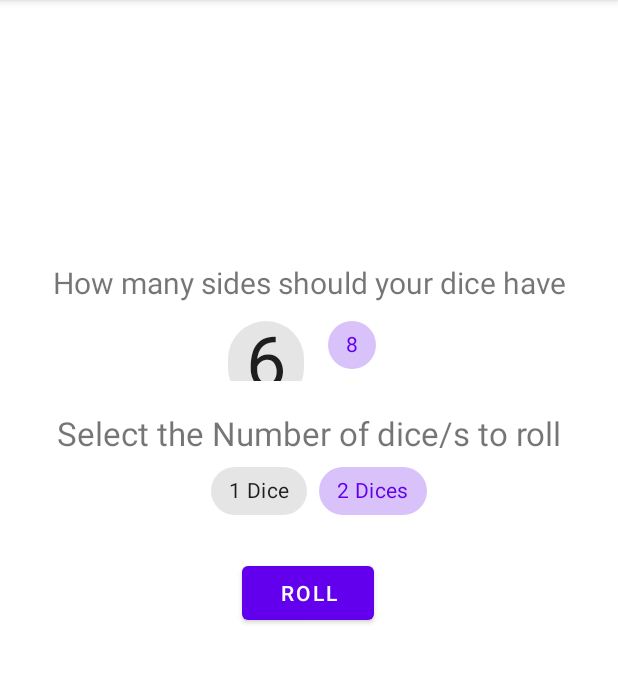
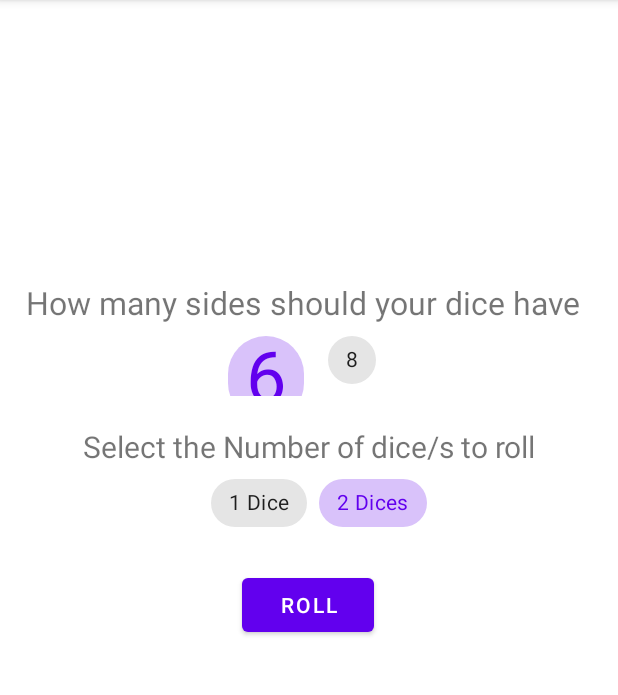
Before and after one commit to SefisoMonama/dice-roller-mvc, an Android app: the screen it shows after launch (MainActivity), on a phone screen of 412 x 824 dp, the part 84-779 px from its top. Run offline under Robolectric (Android 15) with nearby library versions, the phone set to English and light mode, and no system bars.

Commit message:
update ImageView contraints

```diff
--- a/app/src/main/res/layout/activity_main.xml
+++ b/app/src/main/res/layout/activity_main.xml
@@ -23,12 +23,12 @@
         android:id="@+id/chooseNumberOfSides"
         android:layout_width="wrap_content"
         android:layout_height="wrap_content"
-        android:layout_marginBottom="4dp"
         android:text="@string/how_many_sides_should_your_dice_have"
         android:textAlignment="center"
-        android:textSize="20sp"
+        android:textSize="21sp"
         app:layout_constraintBottom_toTopOf="@+id/chooseDiceSides"
         app:layout_constraintEnd_toEndOf="parent"
+        app:layout_constraintHorizontal_bias="0.411"
         app:layout_constraintStart_toStartOf="parent" />
 
     <com.google.android.material.chip.ChipGroup
@@ -48,6 +48,7 @@
             android:layout_width="wrap_content"
             android:layout_height="wrap_content"
             android:text="@string/_6"
+            android:checked="true"
             android:textSize="48sp" />
 
         <com.google.android.material.chip.Chip
@@ -55,7 +56,6 @@
             style="@style/Widget.MaterialComponents.Chip.Choice"
             android:layout_width="wrap_content"
             android:layout_height="wrap_content"
-            android:checked="true"
             android:text="@string/_8" />
     </com.google.android.material.chip.ChipGroup>
 
@@ -63,11 +63,10 @@
         android:id="@+id/sumValue"
         android:layout_width="wrap_content"
         android:layout_height="wrap_content"
-        android:layout_marginBottom="12dp"
+        android:layout_marginBottom="300dp"
         android:textSize="24sp"
-        app:layout_constraintBottom_toTopOf="@+id/diceImage"
+        app:layout_constraintBottom_toBottomOf="parent"
         app:layout_constraintEnd_toEndOf="parent"
-        app:layout_constraintHorizontal_bias="0.498"
         app:layout_constraintStart_toStartOf="parent"
         tools:text="TextView2" />
 
@@ -75,6 +74,7 @@
         android:id="@+id/diceImage"
         android:layout_width="160dp"
         android:layout_height="200dp"
+        android:layout_marginTop="443dp"
         android:layout_marginBottom="88dp"
         android:contentDescription="@string/todo"
         android:scaleType="centerInside"
@@ -82,13 +82,15 @@
         app:layout_constraintBottom_toBottomOf="parent"
         app:layout_constraintEnd_toEndOf="parent"
         app:layout_constraintStart_toEndOf="@+id/secondDiceImage"
+        app:layout_constraintTop_toTopOf="parent"
+        app:layout_constraintVertical_bias="1.0"
         tools:srcCompat="@drawable/dice_2" />
 
     <ImageView
         android:id="@+id/secondDiceImage"
         android:layout_width="160dp"
         android:layout_height="200dp"
-        android:layout_marginTop="433dp"
+        android:layout_marginTop="443dp"
         android:layout_marginBottom="88dp"
         android:adjustViewBounds="false"
         android:contentDescription="@string/todo"
@@ -117,7 +119,7 @@
         android:layout_width="wrap_content"
         android:layout_height="wrap_content"
         android:textAlignment="center"
-        android:textSize="22sp"
+        android:textSize="20sp"
         app:layout_constraintBottom_toTopOf="@+id/numberOfDice"
         app:layout_constraintEnd_toEndOf="parent"
         app:layout_constraintStart_toStartOf="parent"
@@ -154,7 +156,7 @@
         android:id="@+id/rollDice"
         android:layout_width="wrap_content"
         android:layout_height="wrap_content"
-        android:layout_marginBottom="16dp"
+        android:layout_marginBottom="8dp"
         android:text="@string/roll"
         app:layout_constraintBottom_toTopOf="@+id/sumValue"
         app:layout_constraintEnd_toEndOf="parent"
```
Also changed, not shown: app/src/main/java/com/strixtechnology/diceroller/MainActivity.kt (+7 -9 lines).
